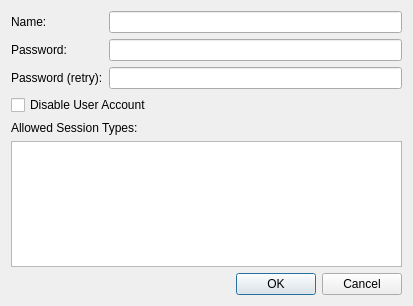
Above: source/client/ui/hosts/router_user_dialog.ui from dchapyshev/aspia before the change. Below: the same form after it.
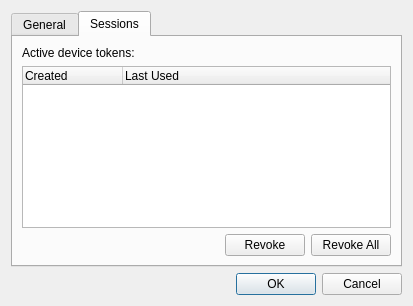
That is the form after the change. The open tabs and pages were chosen to show the change. Custom widgets are drawn as their Qt base class.

Patch:
```diff
--- a/source/client/ui/hosts/router_user_dialog.ui
+++ b/source/client/ui/hosts/router_user_dialog.ui
@@ -18,6 +18,16 @@
   </property>
   <layout class="QVBoxLayout" name="verticalLayout_3">
    <item>
+    <widget class="QTabWidget" name="tab_widget">
+     <property name="currentIndex">
+      <number>0</number>
+     </property>
+     <widget class="QWidget" name="tab_general">
+      <attribute name="title">
+       <string>General</string>
+      </attribute>
+      <layout class="QVBoxLayout" name="verticalLayout_general">
+       <item>
     <layout class="QHBoxLayout" name="horizontalLayout">
      <item>
       <layout class="QVBoxLayout" name="verticalLayout">
@@ -86,6 +96,78 @@
        <string notr="true">1</string>
       </property>
      </column>
+        </widget>
+       </item>
+      </layout>
+     </widget>
+     <widget class="QWidget" name="tab_sessions">
+      <attribute name="title">
+       <string>Sessions</string>
+      </attribute>
+      <layout class="QVBoxLayout" name="verticalLayout_sessions">
+       <item>
+        <widget class="QLabel" name="label_tokens">
+         <property name="text">
+          <string>Active device tokens:</string>
+         </property>
+        </widget>
+       </item>
+       <item>
+        <widget class="QTreeWidget" name="tree_tokens">
+         <property name="rootIsDecorated">
+          <bool>false</bool>
+         </property>
+         <property name="uniformRowHeights">
+          <bool>true</bool>
+         </property>
+         <property name="allColumnsShowFocus">
+          <bool>true</bool>
+         </property>
+         <column>
+          <property name="text">
+           <string>Created</string>
+          </property>
+         </column>
+         <column>
+          <property name="text">
+           <string>Last Used</string>
+          </property>
+         </column>
+        </widget>
+       </item>
+       <item>
+        <layout class="QHBoxLayout" name="horizontalLayout_tokens_buttons">
+         <item>
+          <spacer name="horizontalSpacer_tokens">
+           <property name="orientation">
+            <enum>Qt::Orientation::Horizontal</enum>
+           </property>
+           <property name="sizeHint" stdset="0">
+            <size>
+             <width>40</width>
+             <height>20</height>
+            </size>
+           </property>
+          </spacer>
+         </item>
+         <item>
+          <widget class="QPushButton" name="button_revoke_token">
+           <property name="text">
+            <string>Revoke</string>
+           </property>
+          </widget>
+         </item>
+         <item>
+          <widget class="QPushButton" name="button_revoke_all_tokens">
+           <property name="text">
+            <string>Revoke All</string>
+           </property>
+          </widget>
+         </item>
+        </layout>
+       </item>
+      </layout>
+     </widget>
     </widget>
    </item>
    <item>
```
Lines whose indentation alone changed are shown as unchanged.
